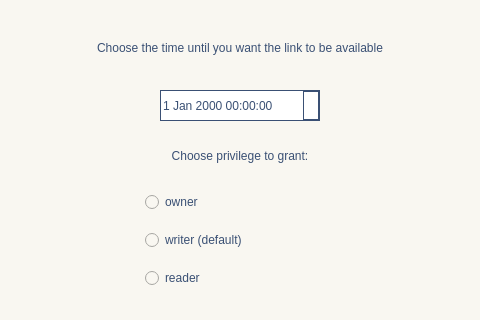
This is GUI/SymposiumGui/activetimerlink.ui in RickZack/Symposium as Qt 5 draws it before an edit; both pictures show x 95 to 575 and y 0 to 320 of the 670 by 484 pixel window. The edited form follows.
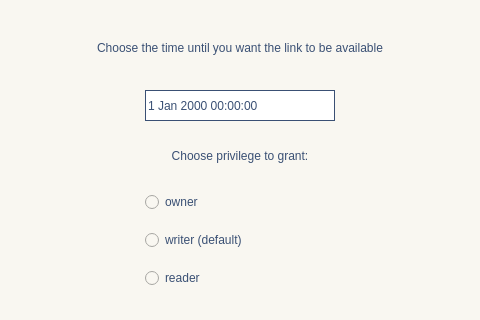
This is the edited form. Icons and pictures are not drawn.

Commit message:
GUI notepad style
Stile di scrollbar di combobox

Patch:
```diff
--- a/GUI/SymposiumGui/activetimerlink.ui
+++ b/GUI/SymposiumGui/activetimerlink.ui
@@ -23,9 +23,9 @@
   <widget class="QDateTimeEdit" name="time">
    <property name="geometry">
     <rect>
-     <x>255</x>
+     <x>240</x>
      <y>90</y>
-     <width>160</width>
+     <width>190</width>
      <height>31</height>
     </rect>
    </property>
@@ -37,15 +37,34 @@
 color: rgb(58, 80, 116);
 }
 QDateTimeEdit::drop-down {
-border: 1px solid;
+border: none;
 background-color:white;
-border-color: rgb(58, 80, 116);
 color: rgb(58, 80, 116);
  }
 QDateTimeEdit::down-arrow {
 padding: 0px 4px 0px 4px;
 image: url(&quot;:/icon/down-arrow.png&quot;);
- }</string>
+ }
+QCalendarWidget  QAbstractItemView{
+color: rgb(58, 80, 116);
+font-size: 14px;
+background-color: white;
+}
+QCalendarWidget QMenu {
+background-color: white;
+}
+QCalendarWidget QToolButton {
+color: rgb(58, 80, 116);
+font-size: 14px;
+background-color:white;
+}
+QCalendarWidget QSpinBox {
+font-size:14px;
+color: rgb(58, 80, 116);
+background-color: white;
+selection-background-color: rgb(58, 80, 116);
+selection-color: white;
+}</string>
    </property>
    <property name="calendarPopup">
     <bool>true</bool>
```
The commit also changes 1 other file.
